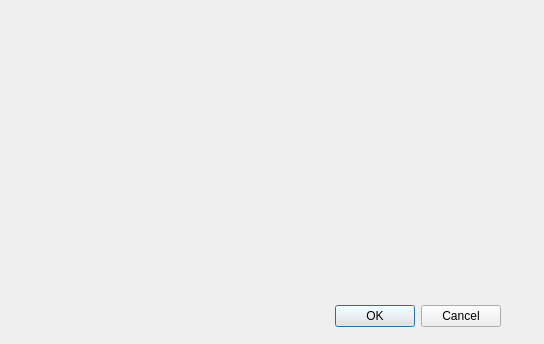
This is librarymanage/xoa_dau_sach.ui in DTTaze/Qt-Library-Management as Qt 5 draws it before an edit. The edited form follows.
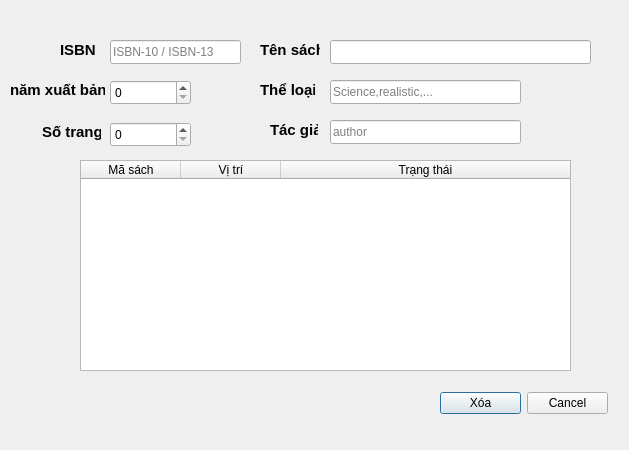
This is the edited form.

```diff
--- a/librarymanage/xoa_dau_sach.ui
+++ b/librarymanage/xoa_dau_sach.ui
@@ -6,27 +6,243 @@
    <rect>
     <x>0</x>
     <y>0</y>
-    <width>544</width>
-    <height>344</height>
+    <width>629</width>
+    <height>450</height>
    </rect>
   </property>
   <property name="windowTitle">
    <string>Dialog</string>
   </property>
-  <widget class="QDialogButtonBox" name="buttonBox">
+  <widget class="QLabel" name="label_isbn">
    <property name="geometry">
     <rect>
-     <x>160</x>
-     <y>300</y>
-     <width>341</width>
-     <height>32</height>
+     <x>60</x>
+     <y>40</y>
+     <width>39</width>
+     <height>20</height>
     </rect>
    </property>
-   <property name="orientation">
-    <enum>Qt::Orientation::Horizontal</enum>
+   <property name="styleSheet">
+    <string notr="true">font-size: 15px;color:black;font-weight:700;
+</string>
    </property>
-   <property name="standardButtons">
-    <set>QDialogButtonBox::StandardButton::Cancel|QDialogButtonBox::StandardButton::Ok</set>
+   <property name="text">
+    <string>ISBN </string>
+   </property>
+  </widget>
+  <widget class="QLabel" name="label_tensach">
+   <property name="geometry">
+    <rect>
+     <x>260</x>
+     <y>40</y>
+     <width>60</width>
+     <height>20</height>
+    </rect>
+   </property>
+   <property name="styleSheet">
+    <string notr="true">font-size: 15px;color:black;font-weight:700;</string>
+   </property>
+   <property name="text">
+    <string>Tên sách</string>
+   </property>
+  </widget>
+  <widget class="QLineEdit" name="lineEdit_tacgia_2">
+   <property name="geometry">
+    <rect>
+     <x>330</x>
+     <y>120</y>
+     <width>191</width>
+     <height>24</height>
+    </rect>
+   </property>
+   <property name="placeholderText">
+    <string>author</string>
+   </property>
+  </widget>
+  <widget class="QTableWidget" name="tableWidget_danhmucsach_2">
+   <property name="geometry">
+    <rect>
+     <x>80</x>
+     <y>160</y>
+     <width>491</width>
+     <height>211</height>
+    </rect>
+   </property>
+   <property name="editTriggers">
+    <set>QAbstractItemView::EditTrigger::NoEditTriggers</set>
+   </property>
+   <attribute name="horizontalHeaderStretchLastSection">
+    <bool>true</bool>
+   </attribute>
+   <column>
+    <property name="text">
+     <string>Mã sách</string>
+    </property>
+   </column>
+   <column>
+    <property name="text">
+     <string>Vị trí</string>
+    </property>
+   </column>
+   <column>
+    <property name="text">
+     <string>Trạng thái</string>
+    </property>
+   </column>
+  </widget>
+  <widget class="QLineEdit" name="lineEdit_ISBN_2">
+   <property name="geometry">
+    <rect>
+     <x>110</x>
+     <y>40</y>
+     <width>131</width>
+     <height>24</height>
+    </rect>
+   </property>
+   <property name="maxLength">
+    <number>17</number>
+   </property>
+   <property name="placeholderText">
+    <string>ISBN-10 / ISBN-13</string>
+   </property>
+  </widget>
+  <widget class="QSpinBox" name="spinBox_namsb_2">
+   <property name="geometry">
+    <rect>
+     <x>110</x>
+     <y>80</y>
+     <width>81</width>
+     <height>25</height>
+    </rect>
+   </property>
+   <property name="maximum">
+    <number>10000</number>
+   </property>
+  </widget>
+  <widget class="QLabel" name="label_theloai">
+   <property name="geometry">
+    <rect>
+     <x>260</x>
+     <y>80</y>
+     <width>55</width>
+     <height>20</height>
+    </rect>
+   </property>
+   <property name="styleSheet">
+    <string notr="true">font-size: 15px;color:black;font-weight:700;</string>
+   </property>
+   <property name="text">
+    <string>Thể loại</string>
+   </property>
+  </widget>
+  <widget class="QSpinBox" name="spinBox_sotrang_2">
+   <property name="geometry">
+    <rect>
+     <x>110</x>
+     <y>122</y>
+     <width>81</width>
+     <height>25</height>
+    </rect>
+   </property>
+   <property name="maximum">
+    <number>100000</number>
+   </property>
+  </widget>
+  <widget class="QLabel" name="label_sotrang">
+   <property name="geometry">
+    <rect>
+     <x>42</x>
+     <y>122</y>
+     <width>59</width>
+     <height>20</height>
+    </rect>
+   </property>
+   <property name="styleSheet">
+    <string notr="true">font-size: 15px;color:black;font-weight:700;</string>
+   </property>
+   <property name="text">
+    <string>Số trang</string>
+   </property>
+  </widget>
+  <widget class="QLineEdit" name="lineEdit_theloai_2">
+   <property name="geometry">
+    <rect>
+     <x>330</x>
+     <y>80</y>
+     <width>191</width>
+     <height>24</height>
+    </rect>
+   </property>
+   <property name="placeholderText">
+    <string>Science,realistic,...</string>
+   </property>
+  </widget>
+  <widget class="QLineEdit" name="lineEdit_tensach_2">
+   <property name="geometry">
+    <rect>
+     <x>330</x>
+     <y>40</y>
+     <width>261</width>
+     <height>24</height>
+    </rect>
+   </property>
+  </widget>
+  <widget class="QWidget" name="layoutWidget">
+   <property name="geometry">
+    <rect>
+     <x>440</x>
+     <y>390</y>
+     <width>168</width>
+     <height>26</height>
+    </rect>
+   </property>
+   <layout class="QHBoxLayout" name="horizontalLayout_2">
+    <item>
+     <widget class="QPushButton" name="pushButton_XoaDauSacg">
+      <property name="text">
+       <string>Xóa</string>
+      </property>
+     </widget>
+    </item>
+    <item>
+     <widget class="QPushButton" name="pushButton_cancel_2">
+      <property name="text">
+       <string>Cancel</string>
+      </property>
+     </widget>
+    </item>
+   </layout>
+  </widget>
+  <widget class="QLabel" name="label_namxb">
+   <property name="geometry">
+    <rect>
+     <x>10</x>
+     <y>80</y>
+     <width>95</width>
+     <height>20</height>
+    </rect>
+   </property>
+   <property name="styleSheet">
+    <string notr="true">font-size: 15px;color:black;font-weight:700;</string>
+   </property>
+   <property name="text">
+    <string>năm xuất bản</string>
+   </property>
+  </widget>
+  <widget class="QLabel" name="label_tacgia">
+   <property name="geometry">
+    <rect>
+     <x>270</x>
+     <y>120</y>
+     <width>48</width>
+     <height>20</height>
+    </rect>
+   </property>
+   <property name="styleSheet">
+    <string notr="true">font-size: 15px;color:black;font-weight:700;</string>
+   </property>
+   <property name="text">
+    <string>Tác giả</string>
    </property>
   </widget>
  </widget>
```
Left out of the diff: 35 changed lines with no effect on the pictures.
